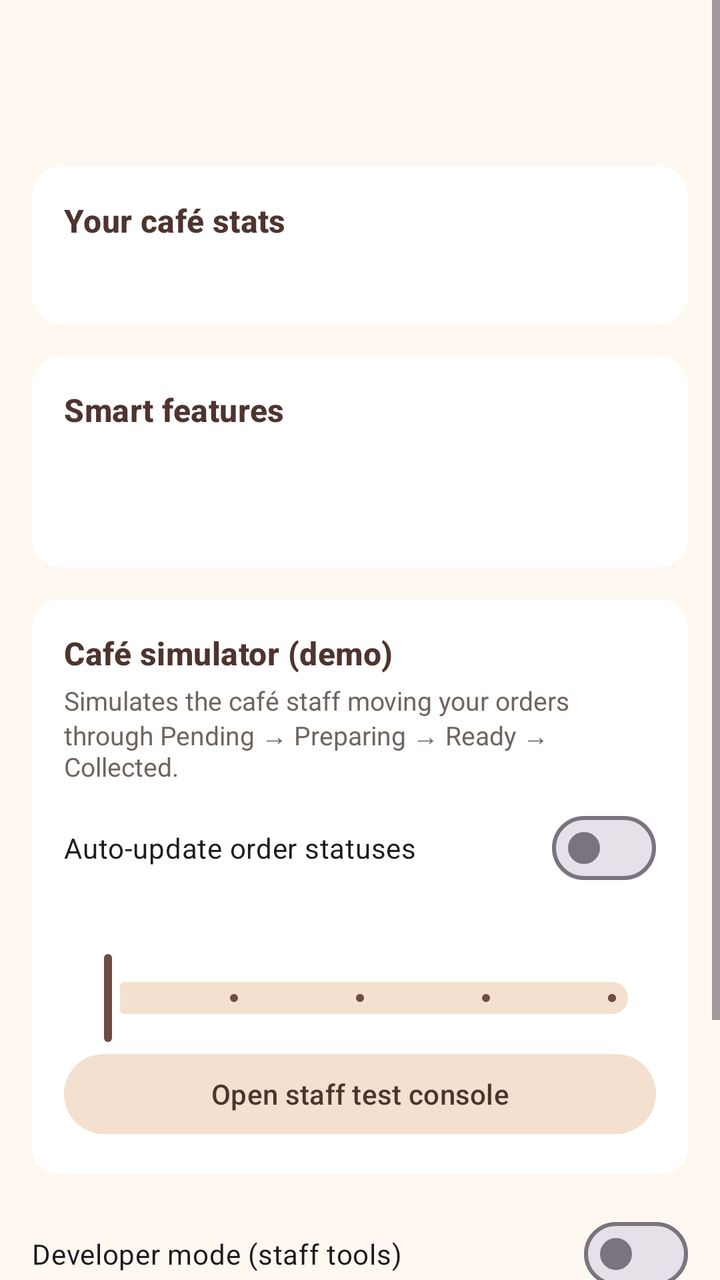
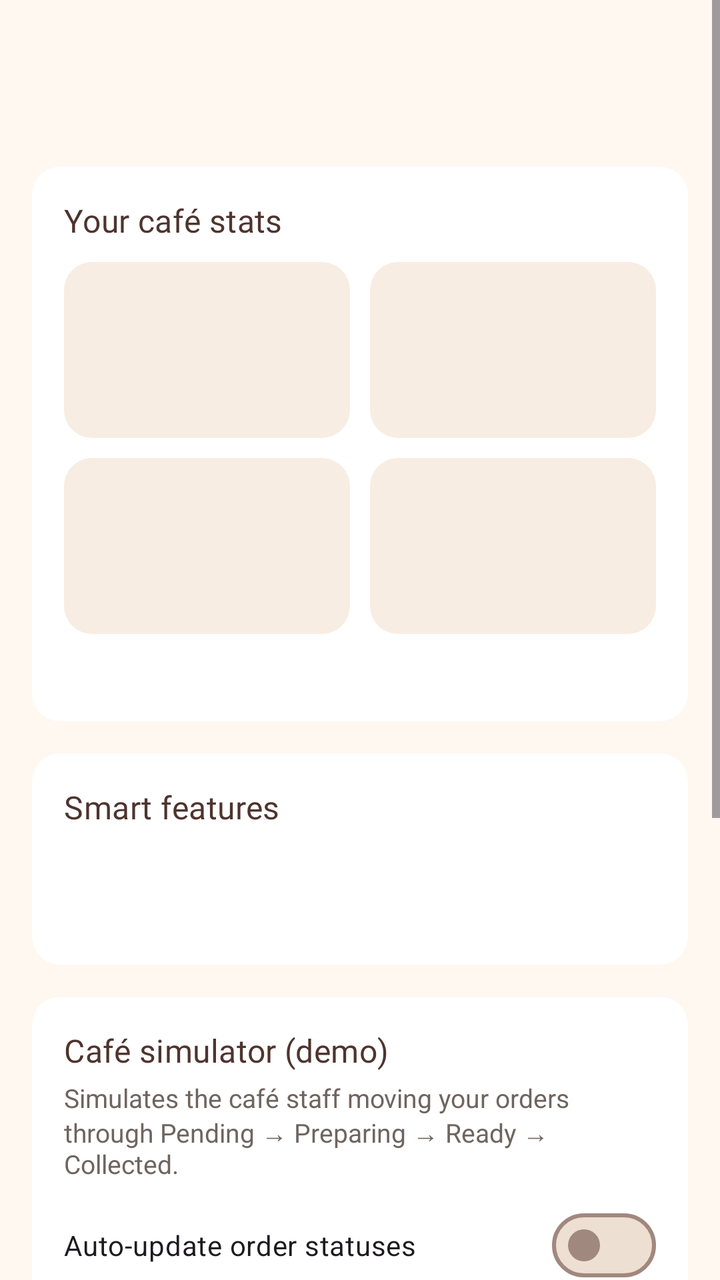

The first picture is an Android layout as it rendered before a commit; the second is the same layout after the commit. The layout source and the unified diff follow.
<!-- AndroidManifest.xml: application theme AppTheme -->
<!-- res/layout/fragment_account.xml -->
<?xml version="1.0" encoding="utf-8"?>
<ScrollView xmlns:android="http://schemas.android.com/apk/res/android"
    xmlns:app="http://schemas.android.com/apk/res-auto"
    android:layout_width="match_parent"
    android:layout_height="match_parent">

    <LinearLayout
        android:layout_width="match_parent"
        android:layout_height="wrap_content"
        android:orientation="vertical"
        android:padding="16dp">

        <TextView
            android:id="@+id/nameText"
            android:layout_width="wrap_content"
            android:layout_height="wrap_content"
            android:textAppearance="?attr/textAppearanceHeadlineSmall"
            android:textColor="@color/espresso"
            android:textStyle="bold" />

        <TextView
            android:id="@+id/emailText"
            android:layout_width="wrap_content"
            android:layout_height="wrap_content"
            android:textColor="@color/text_secondary" />

        <com.google.android.material.card.MaterialCardView
            android:layout_width="match_parent"
            android:layout_height="wrap_content"
            android:layout_marginTop="16dp"
            app:cardBackgroundColor="@color/white"
            app:cardCornerRadius="14dp"
            app:strokeWidth="0dp">

            <LinearLayout
                android:layout_width="match_parent"
                android:layout_height="wrap_content"
                android:orientation="vertical"
                android:padding="16dp">

                <TextView
                    style="@style/SectionTitle"
                    android:layout_width="wrap_content"
                    android:layout_height="wrap_content"
                    android:text="@string/your_stats" />

                <TextView
                    android:id="@+id/statsText"
                    android:layout_width="match_parent"
                    android:layout_height="wrap_content"
                    android:layout_marginTop="6dp"
                    android:lineSpacingExtra="4dp"
                    android:textColor="@color/espresso" />
            </LinearLayout>
        </com.google.android.material.card.MaterialCardView>

        <com.google.android.material.card.MaterialCardView
            android:layout_width="match_parent"
            android:layout_height="wrap_content"
            android:layout_marginTop="16dp"
            app:cardBackgroundColor="@color/white"
            app:cardCornerRadius="14dp"
            app:strokeWidth="0dp">

            <LinearLayout
                android:layout_width="match_parent"
                android:layout_height="wrap_content"
                android:orientation="vertical"
                android:padding="16dp">

                <TextView
                    style="@style/SectionTitle"
                    android:layout_width="wrap_content"
                    android:layout_height="wrap_content"
                    android:text="Smart features" />

                <TextView
                    android:id="@+id/recStatsText"
                    android:layout_width="match_parent"
                    android:layout_height="wrap_content"
                    android:layout_marginBottom="8dp"
                    android:textColor="@color/espresso" />

                <TextView
                    android:id="@+id/modelText"
                    android:layout_width="match_parent"
                    android:layout_height="wrap_content"
                    android:layout_marginTop="6dp"
                    android:lineSpacingExtra="4dp"
                    android:textColor="@color/espresso" />
            </LinearLayout>
        </com.google.android.material.card.MaterialCardView>

        <com.google.android.material.card.MaterialCardView
            android:id="@+id/simulatorCard"
            android:layout_width="match_parent"
            android:layout_height="wrap_content"
            android:layout_marginTop="16dp"
            app:cardBackgroundColor="@color/white"
            app:cardCornerRadius="14dp"
            app:strokeWidth="0dp">

            <LinearLayout
                android:layout_width="match_parent"
                android:layout_height="wrap_content"
                android:orientation="vertical"
                android:padding="16dp">

                <TextView
                    style="@style/SectionTitle"
                    android:layout_width="wrap_content"
                    android:layout_height="wrap_content"
                    android:text="@string/simulator_title" />

                <TextView
                    android:layout_width="match_parent"
                    android:layout_height="wrap_content"
                    android:layout_marginTop="4dp"
                    android:text="@string/simulator_desc"
                    android:textColor="@color/text_secondary"
                    android:textSize="13sp" />

                <com.google.android.material.materialswitch.MaterialSwitch
                    android:id="@+id/simEnabled"
                    android:layout_width="match_parent"
                    android:layout_height="wrap_content"
                    android:layout_marginTop="8dp"
                    android:text="@string/simulator_enabled" />

                <TextView
                    android:id="@+id/speedLabel"
                    android:layout_width="wrap_content"
                    android:layout_height="wrap_content"
                    android:layout_marginTop="8dp"
                    android:textColor="@color/espresso" />

                <com.google.android.material.slider.Slider
                    android:id="@+id/speedSlider"
                    android:layout_width="match_parent"
                    android:layout_height="wrap_content"
                    android:stepSize="1"
                    android:value="1"
                    android:valueFrom="1"
                    android:valueTo="5" />

                <com.google.android.material.button.MaterialButton
                    android:id="@+id/openAdmin"
                    style="@style/Widget.Material3.Button.TonalButton"
                    android:layout_width="match_parent"
                    android:layout_height="wrap_content"
                    android:text="@string/open_admin_console" />
            </LinearLayout>
        </com.google.android.material.card.MaterialCardView>

        <com.google.android.material.materialswitch.MaterialSwitch
            android:id="@+id/devMode"
            android:layout_width="match_parent"
            android:layout_height="wrap_content"
            android:layout_marginTop="16dp"
            android:minHeight="48dp"
            android:text="Developer mode (staff tools)" />

        <com.google.android.material.button.MaterialButton
            android:id="@+id/logoutButton"
            android:layout_width="match_parent"
            android:layout_height="56dp"
            android:layout_marginTop="24dp"
            android:text="@string/logout" />

        <com.google.android.material.button.MaterialButton
            android:id="@+id/deleteButton"
            style="@style/Widget.Material3.Button.TextButton"
            android:layout_width="match_parent"
            android:layout_height="wrap_content"
            android:layout_marginTop="8dp"
            android:text="@string/delete_account"
            android:textColor="@color/status_cancelled" />
    </LinearLayout>
</ScrollView>
<!-- resources referenced by this layout -->
<resources>
  <style name="SectionTitle" parent="TextAppearance.Material3.TitleMedium">
          <item name="android:textStyle">bold</item>
          <item name="android:textColor">@color/espresso</item>
      </style>
  <style name="AppTheme" parent="Theme.Material3.Light.NoActionBar">
          <item name="colorPrimary">@color/coffee</item>
          <item name="colorOnPrimary">@color/white</item>
          <item name="colorPrimaryContainer">@color/latte</item>
          <item name="colorOnPrimaryContainer">@color/espresso</item>
          <item name="colorSecondary">@color/caramel</item>
          <item name="colorOnSecondary">@color/white</item>
          <item name="colorSecondaryContainer">#F3E0CF</item>
          <item name="colorOnSecondaryContainer">@color/espresso</item>
          <item name="android:colorBackground">@color/cream</item>
          <item name="colorSurface">@color/cream</item>
          <item name="android:statusBarColor">@color/cream</item>
          <item name="android:windowLightStatusBar">true</item>
          <item name="android:navigationBarColor">@color/cream</item>
          <item name="android:windowLightNavigationBar">true</item>
      </style>
  <!-- unchanged entries left out for length: 15 -->
</resources>

<!-- the commit's change to res/layout/fragment_account.xml (unified diff, before → after) -->
@@ -15,8 +15,7 @@
             android:layout_width="wrap_content"
             android:layout_height="wrap_content"
             android:textAppearance="?attr/textAppearanceHeadlineSmall"
-            android:textColor="@color/espresso"
-            android:textStyle="bold" />
+            android:textColor="@color/espresso" />
 
         <TextView
             android:id="@+id/emailText"
@@ -45,7 +44,86 @@
                     android:text="@string/your_stats" />
 
                 <TextView
-                    android:id="@+id/statsText"
+                    android:id="@+id/statsEmpty"
+                    android:layout_width="match_parent"
+                    android:layout_height="wrap_content"
+                    android:layout_marginTop="6dp"
+                    android:text="Place your first order to see your stats here."
+                    android:textColor="@color/text_secondary"
+                    android:visibility="gone" />
+
+                <LinearLayout
+                    android:id="@+id/statsGrid"
+                    android:layout_width="match_parent"
+                    android:layout_height="wrap_content"
+                    android:layout_marginTop="10dp"
+                    android:orientation="vertical">
+
+                    <LinearLayout
+                        android:layout_width="match_parent"
+                        android:layout_height="wrap_content"
+                        android:orientation="horizontal">
+
+                        <include android:id="@+id/statOrders" layout="@layout/view_stat_tile" />
+
+                        <Space android:layout_width="10dp" android:layout_height="0dp" />
+
+                        <include android:id="@+id/statSpent" layout="@layout/view_stat_tile" />
+                    </LinearLayout>
+
+                    <LinearLayout
+                        android:layout_width="match_parent"
+                        android:layout_height="wrap_content"
+                        android:layout_marginTop="10dp"
+                        android:orientation="horizontal">
+
+                        <include android:id="@+id/statAverage" layout="@layout/view_stat_tile" />
+
+                        <Space android:layout_width="10dp" android:layout_height="0dp" />
+
+                        <include android:id="@+id/statFavourite" layout="@layout/view_stat_tile" />
+                    </LinearLayout>
+
+                    <TextView
+                        android:id="@+id/busiestText"
+                        android:layout_width="match_parent"
+                        android:layout_height="wrap_content"
+                        android:layout_marginTop="10dp"
+                        android:textColor="@color/text_secondary"
+                        android:textSize="13sp" />
+                </LinearLayout>
+            </LinearLayout>
+        </com.google.android.material.card.MaterialCardView>
+
+        <com.google.android.material.card.MaterialCardView
+            android:layout_width="match_parent"
+            android:layout_height="wrap_content"
+            android:layout_marginTop="16dp"
+            app:cardBackgroundColor="@color/white"
+            app:cardCornerRadius="14dp"
+            app:strokeWidth="0dp">
+
+            <LinearLayout
+                android:layout_width="match_parent"
+                android:layout_height="wrap_content"
+                android:orientation="vertical"
+                android:padding="16dp">
+
+                <TextView
+                    style="@style/SectionTitle"
+                    android:layout_width="wrap_content"
+                    android:layout_height="wrap_content"
+                    android:text="Smart features" />
+
+                <TextView
+                    android:id="@+id/recStatsText"
+                    android:layout_width="match_parent"
+                    android:layout_height="wrap_content"
+                    android:layout_marginBottom="8dp"
+                    android:textColor="@color/espresso" />
+
+                <TextView
+                    android:id="@+id/modelText"
                     android:layout_width="match_parent"
                     android:layout_height="wrap_content"
                     android:layout_marginTop="6dp"
@@ -55,6 +133,7 @@
         </com.google.android.material.card.MaterialCardView>
 
         <com.google.android.material.card.MaterialCardView
+            android:id="@+id/simulatorCard"
             android:layout_width="match_parent"
             android:layout_height="wrap_content"
             android:layout_marginTop="16dp"
@@ -72,44 +151,6 @@
                     style="@style/SectionTitle"
                     android:layout_width="wrap_content"
                     android:layout_height="wrap_content"
-                    android:text="Smart features" />
-
-                <TextView
-                    android:id="@+id/recStatsText"
-                    android:layout_width="match_parent"
-                    android:layout_height="wrap_content"
-                    android:layout_marginBottom="8dp"
-                    android:textColor="@color/espresso" />
-
-                <TextView
-                    android:id="@+id/modelText"
-                    android:layout_width="match_parent"
-                    android:layout_height="wrap_content"
-                    android:layout_marginTop="6dp"
-                    android:lineSpacingExtra="4dp"
-                    android:textColor="@color/espresso" />
-            </LinearLayout>
-        </com.google.android.material.card.MaterialCardView>
-
-        <com.google.android.material.card.MaterialCardView
-            android:id="@+id/simulatorCard"
-            android:layout_width="match_parent"
-            android:layout_height="wrap_content"
-            android:layout_marginTop="16dp"
-            app:cardBackgroundColor="@color/white"
-            app:cardCornerRadius="14dp"
-            app:strokeWidth="0dp">
-
-            <LinearLayout
-                android:layout_width="match_parent"
-                android:layout_height="wrap_content"
-                android:orientation="vertical"
-                android:padding="16dp">
-
-                <TextView
-                    style="@style/SectionTitle"
-                    android:layout_width="wrap_content"
-                    android:layout_height="wrap_content"
                     android:text="@string/simulator_title" />
 
                 <TextView
@@ -177,3 +218,34 @@
             android:textColor="@color/status_cancelled" />
     </LinearLayout>
 </ScrollView>
+<!-- res/layout/view_stat_tile.xml (included above) -->
+<?xml version="1.0" encoding="utf-8"?>
+<LinearLayout xmlns:android="http://schemas.android.com/apk/res/android"
+    android:layout_width="0dp"
+    android:layout_height="wrap_content"
+    android:layout_weight="1"
+    android:background="@drawable/bg_tile"
+    android:minHeight="88dp"
+    android:orientation="vertical"
+    android:paddingHorizontal="14dp"
+    android:paddingVertical="12dp">
+
+    <TextView
+        android:id="@+id/value"
+        android:layout_width="match_parent"
+        android:layout_height="wrap_content"
+        android:ellipsize="end"
+        android:fontFamily="@font/poppins_bold"
+        android:maxLines="1"
+        android:textColor="@color/coffee"
+        android:textSize="24sp" />
+
+    <TextView
+        android:id="@+id/label"
+        android:layout_width="match_parent"
+        android:layout_height="wrap_content"
+        android:ellipsize="end"
+        android:maxLines="1"
+        android:textColor="@color/text_secondary"
+        android:textSize="13sp" />
+</LinearLayout>
<!-- resource entries referenced after the edit -->
@@ -1,7 +1,12 @@
 <!-- resources referenced by this layout -->
 <resources>
-  <style name="SectionTitle" parent="TextAppearance.Material3.TitleMedium">
-          <item name="android:textStyle">bold</item>
+  <!-- drawable bg_tile (drawable) -->
+  <?xml version="1.0" encoding="utf-8"?>
+  <shape xmlns:android="http://schemas.android.com/apk/res/android" android:shape="rectangle">
+      <solid android:color="@color/biscuit" />
+      <corners android:radius="14dp" />
+  </shape>
+  <style name="SectionTitle" parent="TextAppearance.Cafe.TitleMedium">
           <item name="android:textColor">@color/espresso</item>
       </style>
   <style name="AppTheme" parent="Theme.Material3.Light.NoActionBar">
@@ -11,14 +16,119 @@
           <item name="colorOnPrimaryContainer">@color/espresso</item>
           <item name="colorSecondary">@color/caramel</item>
           <item name="colorOnSecondary">@color/white</item>
-          <item name="colorSecondaryContainer">#F3E0CF</item>
+          <item name="colorSecondaryContainer">@color/caramel_soft</item>
           <item name="colorOnSecondaryContainer">@color/espresso</item>
+          <item name="colorTertiary">@color/caramel</item>
+          <item name="colorOnTertiary">@color/white</item>
+          <item name="colorTertiaryContainer">@color/caramel_soft</item>
+          <item name="colorOnTertiaryContainer">@color/espresso</item>
+  
+          
           <item name="android:colorBackground">@color/cream</item>
+          <item name="colorOnBackground">@color/espresso</item>
           <item name="colorSurface">@color/cream</item>
+          <item name="colorOnSurface">@color/espresso</item>
+          <item name="colorSurfaceVariant">@color/sand</item>
+          <item name="colorOnSurfaceVariant">@color/text_secondary</item>
+          <item name="colorSurfaceContainerLowest">@color/white</item>
+          <item name="colorSurfaceContainerLow">@color/foam</item>
+          <item name="colorSurfaceContainer">@color/biscuit</item>
+          <item name="colorSurfaceContainerHigh">@color/oat</item>
+          <item name="colorSurfaceContainerHighest">@color/sand</item>
+          <item name="colorSurfaceBright">@color/cream</item>
+          <item name="colorSurfaceDim">@color/sand</item>
+          <item name="colorSurfaceInverse">@color/espresso</item>
+          <item name="colorOnSurfaceInverse">@color/cream</item>
+          <item name="colorPrimaryInverse">@color/caramel_soft</item>
+          <item name="colorOutline">@color/outline</item>
+          <item name="colorOutlineVariant">@color/outline_soft</item>
+  
           <item name="android:statusBarColor">@color/cream</item>
           <item name="android:windowLightStatusBar">true</item>
-          <item name="android:navigationBarColor">@color/cream</item>
+          <item name="android:navigationBarColor">@color/white</item>
           <item name="android:windowLightNavigationBar">true</item>
+  
+          
+          <item name="textAppearanceDisplaySmall">@style/TextAppearance.Cafe.DisplaySmall</item>
+          <item name="textAppearanceHeadlineLarge">@style/TextAppearance.Cafe.HeadlineLarge</item>
+          <item name="textAppearanceHeadlineMedium">@style/TextAppearance.Cafe.HeadlineMedium</item>
+          <item name="textAppearanceHeadlineSmall">@style/TextAppearance.Cafe.HeadlineSmall</item>
+          <item name="textAppearanceTitleLarge">@style/TextAppearance.Cafe.TitleLarge</item>
+          <item name="textAppearanceTitleMedium">@style/TextAppearance.Cafe.TitleMedium</item>
+          <item name="textAppearanceTitleSmall">@style/TextAppearance.Cafe.TitleSmall</item>
+          <item name="textAppearanceLabelLarge">@style/TextAppearance.Cafe.LabelLarge</item>
+          <item name="textAppearanceLabelMedium">@style/TextAppearance.Cafe.LabelMedium</item>
+  
+          <item name="bottomNavigationStyle">@style/Widget.Cafe.BottomNav</item>
+          <item name="chipStyle">@style/Widget.Cafe.Chip</item>
+          <item name="materialSwitchStyle">@style/Widget.Cafe.Switch</item>
+      </style>
+  <color name="biscuit">#F8EDE2</color>
+  <style name="TextAppearance.Cafe.TitleMedium" parent="TextAppearance.Material3.TitleMedium">
+          <item name="fontFamily">@font/poppins_semibold</item>
+          <item name="android:fontFamily">@font/poppins_semibold</item>
+      </style>
+  <color name="caramel_soft">#F3E0CF</color>
+  <color name="sand">#EDDFD2</color>
+  <color name="foam">#FDF3E9</color>
+  <color name="oat">#F3E6DA</color>
+  <color name="outline">#A1887F</color>
+  <color name="outline_soft">#E3D5C9</color>
+  <style name="TextAppearance.Cafe.DisplaySmall" parent="TextAppearance.Material3.DisplaySmall">
+          <item name="fontFamily">@font/poppins_bold</item>
+          <item name="android:fontFamily">@font/poppins_bold</item>
+      </style>
+  <style name="TextAppearance.Cafe.HeadlineLarge" parent="TextAppearance.Material3.HeadlineLarge">
+          <item name="fontFamily">@font/poppins_semibold</item>
+          <item name="android:fontFamily">@font/poppins_semibold</item>
+      </style>
+  <style name="TextAppearance.Cafe.HeadlineMedium" parent="TextAppearance.Material3.HeadlineMedium">
+          <item name="fontFamily">@font/poppins_semibold</item>
+          <item name="android:fontFamily">@font/poppins_semibold</item>
+      </style>
+  <style name="TextAppearance.Cafe.HeadlineSmall" parent="TextAppearance.Material3.HeadlineSmall">
+          <item name="fontFamily">@font/poppins_semibold</item>
+          <item name="android:fontFamily">@font/poppins_semibold</item>
+      </style>
+  <style name="TextAppearance.Cafe.TitleLarge" parent="TextAppearance.Material3.TitleLarge">
+          <item name="fontFamily">@font/poppins_semibold</item>
+          <item name="android:fontFamily">@font/poppins_semibold</item>
+      </style>
+  <style name="TextAppearance.Cafe.TitleSmall" parent="TextAppearance.Material3.TitleSmall">
+          <item name="fontFamily">@font/poppins_medium</item>
+          <item name="android:fontFamily">@font/poppins_medium</item>
+      </style>
+  <style name="TextAppearance.Cafe.LabelLarge" parent="TextAppearance.Material3.LabelLarge">
+          <item name="fontFamily">@font/poppins_medium</item>
+          <item name="android:fontFamily">@font/poppins_medium</item>
+      </style>
+  <style name="TextAppearance.Cafe.LabelMedium" parent="TextAppearance.Material3.LabelMedium">
+          <item name="fontFamily">@font/poppins_medium</item>
+          <item name="android:fontFamily">@font/poppins_medium</item>
+      </style>
+  <style name="Widget.Cafe.BottomNav" parent="Widget.Material3.BottomNavigationView">
+          <item name="backgroundTint">@color/white</item>
+          <item name="elevation">8dp</item>
+          <item name="itemIconTint">@color/bottom_nav_item</item>
+          <item name="itemTextColor">@color/bottom_nav_item</item>
+          <item name="itemActiveIndicatorStyle">@style/Widget.Cafe.BottomNav.Indicator</item>
+          <item name="itemTextAppearanceActive">@style/TextAppearance.Cafe.LabelMedium</item>
+          <item name="itemTextAppearanceInactive">@style/TextAppearance.Cafe.LabelMedium</item>
+      </style>
+  <style name="Widget.Cafe.Chip" parent="Widget.Material3.Chip.Filter">
+          <item name="chipBackgroundColor">@color/chip_background</item>
+          <item name="chipStrokeColor">@color/chip_stroke</item>
+          <item name="android:textColor">@color/espresso</item>
+          <item name="checkedIconTint">@color/espresso</item>
+          <item name="android:textAppearance">@style/TextAppearance.Cafe.LabelLarge</item>
+      </style>
+  <style name="Widget.Cafe.Switch" parent="Widget.Material3.CompoundButton.MaterialSwitch">
+          <item name="trackTint">@color/switch_track</item>
+          <item name="thumbTint">@color/switch_thumb</item>
+          <item name="trackDecorationTint">@color/switch_track_outline</item>
+      </style>
+  <style name="Widget.Cafe.BottomNav.Indicator" parent="Widget.Material3.BottomNavigationView.ActiveIndicator">
+          <item name="android:color">@color/caramel_soft</item>
       </style>
   <!-- unchanged entries left out for length: 15 -->
 </resources>
